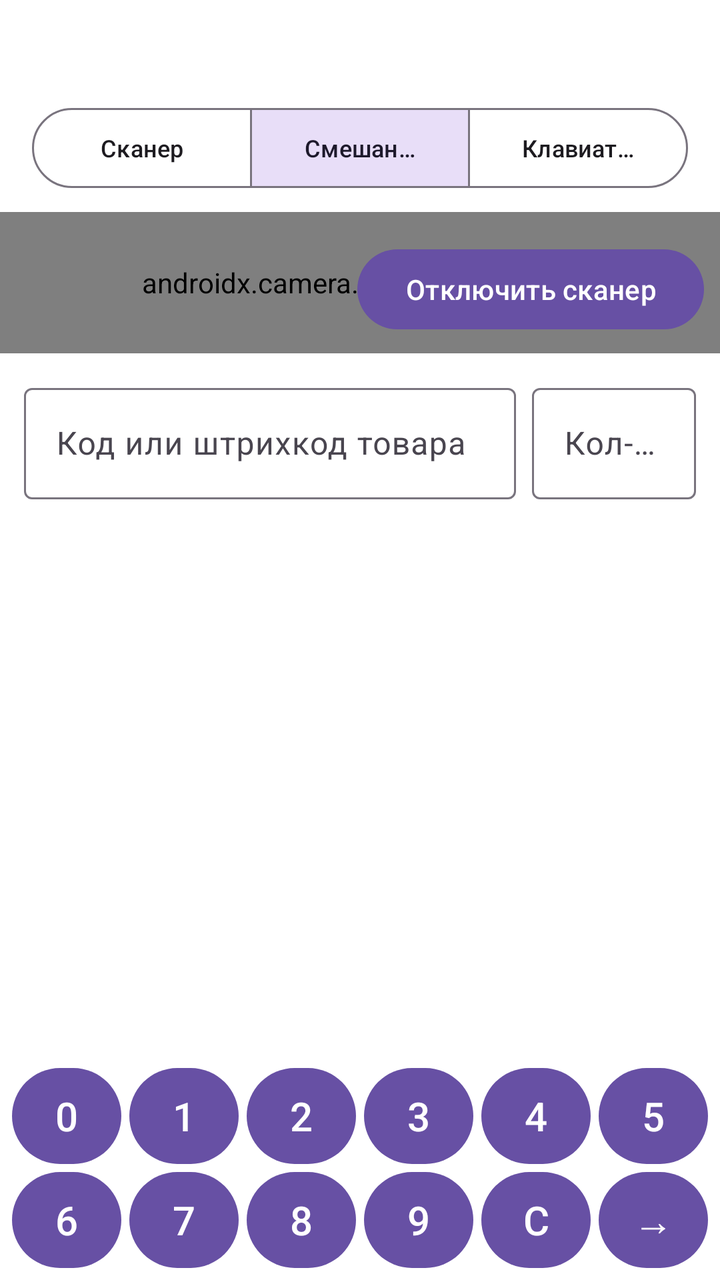
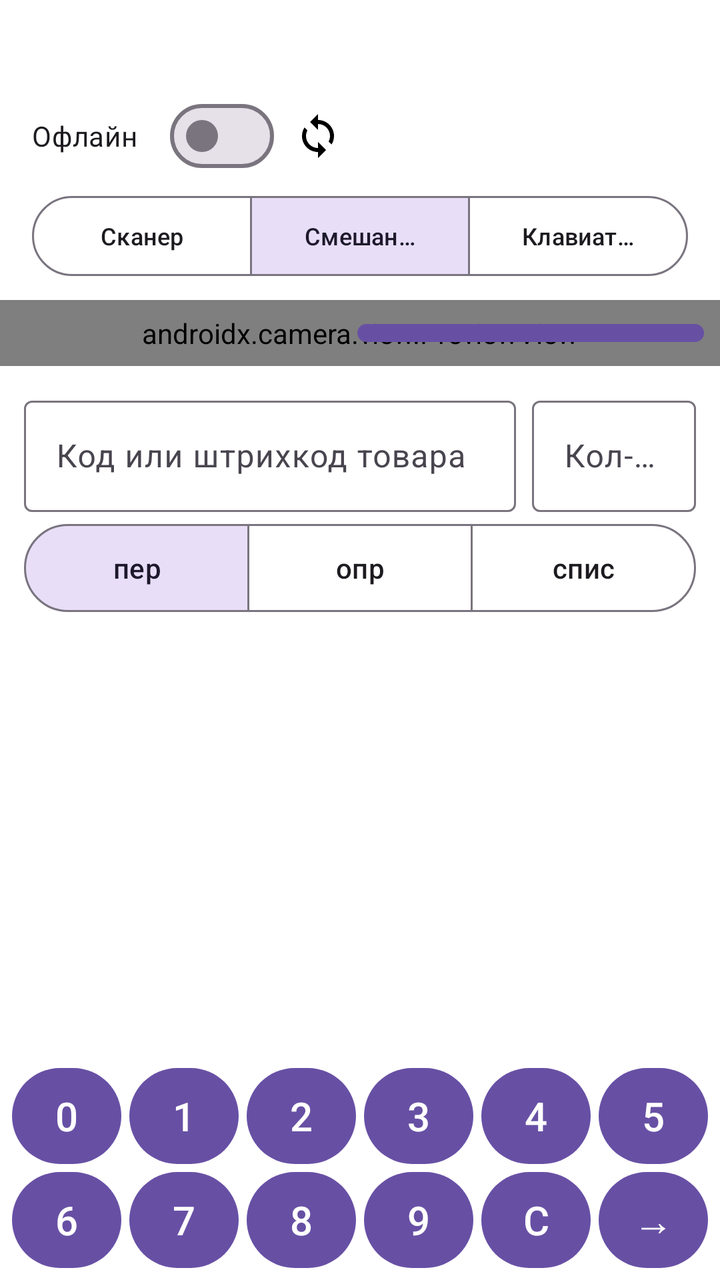

An Android layout rendered at two revisions. The XML below is the earlier revision; the diff shows what the commit changed to produce the second picture.
<!-- AndroidManifest.xml: application theme Theme.MSklad -->
<!-- res/layout/activity_main.xml -->
<?xml version="1.0" encoding="utf-8"?>
<LinearLayout xmlns:android="http://schemas.android.com/apk/res/android"
    xmlns:app="http://schemas.android.com/apk/res-auto"
    android:layout_width="match_parent"
    android:layout_height="match_parent"
    android:background="@color/bg_idle"
    android:orientation="vertical">

    <LinearLayout
        android:layout_width="match_parent"
        android:layout_height="wrap_content"
        android:gravity="center_vertical"
        android:orientation="horizontal"
        android:paddingHorizontal="16dp"
        android:paddingTop="8dp">

        <LinearLayout
            android:layout_width="0dp"
            android:layout_height="wrap_content"
            android:layout_weight="1"
            android:orientation="vertical">

            <TextView
                android:id="@+id/moveTitle"
                android:layout_width="match_parent"
                android:layout_height="wrap_content"
                android:textAppearance="?attr/textAppearanceTitleMedium" />

            <TextView
                android:id="@+id/moveRoute"
                android:layout_width="match_parent"
                android:layout_height="wrap_content"
                android:textAppearance="?attr/textAppearanceBodySmall" />
        </LinearLayout>

        <Button
            android:id="@+id/labelButton"
            android:layout_width="wrap_content"
            android:layout_height="wrap_content"
            android:text="@string/label_button"
            android:visibility="gone" />
    </LinearLayout>

    <com.google.android.material.button.MaterialButtonToggleGroup
        android:id="@+id/modeGroup"
        android:layout_width="match_parent"
        android:layout_height="wrap_content"
        android:layout_marginHorizontal="16dp"
        android:layout_marginTop="4dp"
        app:checkedButton="@+id/modeMixed"
        app:selectionRequired="true"
        app:singleSelection="true">

        <com.google.android.material.button.MaterialButton
            android:id="@+id/modeScanner"
            style="?attr/materialButtonOutlinedStyle"
            android:layout_width="0dp"
            android:layout_height="wrap_content"
            android:layout_weight="1"
            android:text="@string/mode_scanner"
            android:textSize="12sp" />

        <com.google.android.material.button.MaterialButton
            android:id="@+id/modeMixed"
            style="?attr/materialButtonOutlinedStyle"
            android:layout_width="0dp"
            android:layout_height="wrap_content"
            android:layout_weight="1"
            android:text="@string/mode_mixed"
            android:textSize="12sp" />

        <com.google.android.material.button.MaterialButton
            android:id="@+id/modeKeyboard"
            style="?attr/materialButtonOutlinedStyle"
            android:layout_width="0dp"
            android:layout_height="wrap_content"
            android:layout_weight="1"
            android:text="@string/mode_keyboard"
            android:textSize="12sp" />
    </com.google.android.material.button.MaterialButtonToggleGroup>

    <FrameLayout
        android:id="@+id/cameraFrame"
        android:layout_width="match_parent"
        android:layout_height="0dp"
        android:layout_marginTop="8dp"
        android:layout_weight="2.8"
        android:background="@color/black">

        <androidx.camera.view.PreviewView
            android:id="@+id/previewView"
            android:layout_width="match_parent"
            android:layout_height="match_parent" />

        <TextView
            android:id="@+id/scannerOffLabel"
            android:layout_width="wrap_content"
            android:layout_height="wrap_content"
            android:layout_gravity="center"
            android:text="@string/scanner_is_off"
            android:textColor="@color/white"
            android:visibility="gone" />

        <Button
            android:id="@+id/scannerToggle"
            android:layout_width="wrap_content"
            android:layout_height="wrap_content"
            android:layout_gravity="bottom|end"
            android:layout_margin="8dp"
            android:text="@string/scanner_off" />
    </FrameLayout>

    <LinearLayout
        android:id="@+id/inputBlock"
        android:layout_width="match_parent"
        android:layout_height="wrap_content"
        android:orientation="vertical"
        android:padding="12dp">

        <LinearLayout
            android:layout_width="match_parent"
            android:layout_height="wrap_content"
            android:orientation="horizontal">

            <com.google.android.material.textfield.TextInputLayout
                android:layout_width="0dp"
                android:layout_height="wrap_content"
                android:layout_marginEnd="8dp"
                android:layout_weight="3"
                android:hint="@string/code_hint">

                <com.google.android.material.textfield.TextInputEditText
                    android:id="@+id/codeEdit"
                    android:layout_width="match_parent"
                    android:layout_height="wrap_content"
                    android:imeOptions="actionSend"
                    android:inputType="number"
                    android:singleLine="true" />
            </com.google.android.material.textfield.TextInputLayout>

            <com.google.android.material.textfield.TextInputLayout
                android:layout_width="0dp"
                android:layout_height="wrap_content"
                android:layout_weight="1"
                android:hint="@string/quantity_hint">

                <com.google.android.material.textfield.TextInputEditText
                    android:id="@+id/quantityEdit"
                    android:layout_width="match_parent"
                    android:layout_height="wrap_content"
                    android:inputType="numberDecimal"
                    android:singleLine="true" />
            </com.google.android.material.textfield.TextInputLayout>
        </LinearLayout>
    </LinearLayout>

    <LinearLayout
        android:id="@+id/resultZone"
        android:layout_width="match_parent"
        android:layout_height="0dp"
        android:layout_weight="4.2"
        android:gravity="center"
        android:orientation="vertical"
        android:padding="16dp">

        <ProgressBar
            android:id="@+id/progress"
            style="?android:attr/progressBarStyleHorizontal"
            android:layout_width="match_parent"
            android:layout_height="wrap_content"
            android:indeterminate="true"
            android:visibility="gone" />

        <TextView
            android:id="@+id/resultProduct"
            android:layout_width="match_parent"
            android:layout_height="wrap_content"
            android:layout_marginBottom="8dp"
            android:gravity="center"
            android:textColor="@color/text_secondary"
            android:textSize="14sp"
            android:visibility="gone" />

        <LinearLayout
            android:layout_width="match_parent"
            android:layout_height="wrap_content"
            android:gravity="center_vertical"
            android:orientation="horizontal">

            <TextView
                android:id="@+id/resultLine"
                android:layout_width="0dp"
                android:layout_height="wrap_content"
                android:layout_weight="1"
                android:gravity="center"
                android:textColor="@color/text_primary"
                android:textSize="32sp"
                android:textStyle="bold"
                android:visibility="gone" />

            <Button
                android:id="@+id/undoButton"
                android:layout_width="wrap_content"
                android:layout_height="wrap_content"
                android:contentDescription="@string/undo_description"
                android:minWidth="48dp"
                android:text="@string/undo"
                android:textColor="@color/error_red"
                android:textSize="20sp"
                android:visibility="gone" />
        </LinearLayout>

        <TextView
            android:id="@+id/resultMessage"
            android:layout_width="match_parent"
            android:layout_height="wrap_content"
            android:gravity="center"
            android:textColor="@color/text_primary"
            android:textSize="20sp" />
    </LinearLayout>

    <ScrollView
        android:id="@+id/recentScroll"
        android:layout_width="match_parent"
        android:layout_height="160dp"
        android:layout_marginBottom="4dp"
        android:paddingHorizontal="12dp"
        android:scrollbars="vertical">

        <LinearLayout
            android:id="@+id/recentList"
            android:layout_width="match_parent"
            android:layout_height="wrap_content"
            android:orientation="vertical" />
    </ScrollView>

    <LinearLayout
        android:id="@+id/keypad"
        android:layout_width="match_parent"
        android:layout_height="wrap_content"
        android:orientation="vertical"
        android:paddingHorizontal="4dp"
        android:paddingBottom="4dp">

    <LinearLayout
        android:layout_width="match_parent"
        android:layout_height="wrap_content"
        android:orientation="horizontal">

        <Button
            style="@style/KeypadKey"
            android:layout_width="0dp"
            android:layout_weight="1"
            android:text="0" />
        <Button
            style="@style/KeypadKey"
            android:layout_width="0dp"
            android:layout_weight="1"
            android:text="1" />
        <Button
            style="@style/KeypadKey"
            android:layout_width="0dp"
            android:layout_weight="1"
            android:text="2" />
        <Button
            style="@style/KeypadKey"
            android:layout_width="0dp"
            android:layout_weight="1"
            android:text="3" />
        <Button
            style="@style/KeypadKey"
            android:layout_width="0dp"
            android:layout_weight="1"
            android:text="4" />
        <Button
            style="@style/KeypadKey"
            android:layout_width="0dp"
            android:layout_weight="1"
            android:text="5" />
    </LinearLayout>
    <LinearLayout
        android:layout_width="match_parent"
        android:layout_height="wrap_content"
        android:orientation="horizontal">

        <Button
            style="@style/KeypadKey"
            android:layout_width="0dp"
            android:layout_weight="1"
            android:text="6" />
        <Button
            style="@style/KeypadKey"
            android:layout_width="0dp"
            android:layout_weight="1"
            android:text="7" />
        <Button
            style="@style/KeypadKey"
            android:layout_width="0dp"
            android:layout_weight="1"
            android:text="8" />
        <Button
            style="@style/KeypadKey"
            android:layout_width="0dp"
            android:layout_weight="1"
            android:text="9" />
        <Button
            style="@style/KeypadKey"
            android:layout_width="0dp"
            android:layout_weight="1"
            android:tag="clear"
            android:contentDescription="@string/clear_description"
            android:text="C" />
        <Button
            android:id="@+id/keypadEnter"
            style="@style/KeypadKey"
            android:layout_width="0dp"
            android:layout_weight="1"
            android:tag="enter"
            android:contentDescription="@string/send"
            android:text="→" />
    </LinearLayout>
    </LinearLayout>

    <LinearLayout
        android:id="@+id/keypadLarge"
        android:layout_width="match_parent"
        android:layout_height="0dp"
        android:layout_weight="5"
        android:orientation="vertical"
        android:paddingHorizontal="4dp"
        android:paddingBottom="4dp"
        android:visibility="gone">

    <LinearLayout
        android:layout_width="match_parent"
        android:layout_height="0dp"
        android:layout_weight="1"
        android:orientation="horizontal">

        <Button
            style="@style/KeypadKeyLarge"
            android:layout_width="0dp"
            android:layout_weight="1"
            android:text="1" />
        <Button
            style="@style/KeypadKeyLarge"
            android:layout_width="0dp"
            android:layout_weight="1"
            android:text="2" />
        <Button
            style="@style/KeypadKeyLarge"
            android:layout_width="0dp"
            android:layout_weight="1"
            android:text="3" />
    </LinearLayout>
    <LinearLayout
        android:layout_width="match_parent"
        android:layout_height="0dp"
        android:layout_weight="1"
        android:orientation="horizontal">

        <Button
            style="@style/KeypadKeyLarge"
            android:layout_width="0dp"
            android:layout_weight="1"
            android:text="4" />
        <Button
            style="@style/KeypadKeyLarge"
            android:layout_width="0dp"
            android:layout_weight="1"
            android:text="5" />
        <Button
            style="@style/KeypadKeyLarge"
            android:layout_width="0dp"
            android:layout_weight="1"
            android:text="6" />
    </LinearLayout>
    <LinearLayout
        android:layout_width="match_parent"
        android:layout_height="0dp"
        android:layout_weight="1"
        android:orientation="horizontal">

        <Button
            style="@style/KeypadKeyLarge"
            android:layout_width="0dp"
            android:layout_weight="1"
            android:text="7" />
        <Button
            style="@style/KeypadKeyLarge"
            android:layout_width="0dp"
            android:layout_weight="1"
            android:text="8" />
        <Button
            style="@style/KeypadKeyLarge"
            android:layout_width="0dp"
            android:layout_weight="1"
            android:text="9" />
    </LinearLayout>
    <LinearLayout
        android:layout_width="match_parent"
        android:layout_height="0dp"
        android:layout_weight="1"
        android:orientation="horizontal">

        <Button
            style="@style/KeypadKeyLarge"
            android:layout_width="0dp"
            android:layout_weight="1"
            android:tag="clear"
            android:contentDescription="@string/clear_description"
            android:text="C" />
        <Button
            style="@style/KeypadKeyLarge"
            android:layout_width="0dp"
            android:layout_weight="1"
            android:text="0" />
        <Button
            android:id="@+id/keypadLargeEnter"
            style="@style/KeypadKeyLarge"
            android:layout_width="0dp"
            android:layout_weight="1"
            android:tag="enter"
            android:contentDescription="@string/send"
            android:text="→" />
    </LinearLayout>
    </LinearLayout>
</LinearLayout>
<!-- resources referenced by this layout -->
<resources>
  <color name="bg_idle">#FFFFFFFF</color>
  <color name="black">#FF000000</color>
  <color name="error_red">#C62828</color>
  <color name="text_primary">#FF212121</color>
  <color name="text_secondary">#FF424242</color>
  <color name="white">#FFFFFFFF</color>
  <string name="clear_description">Очистить поле</string>
  <string name="code_hint">Код или штрихкод товара</string>
  <string name="label_button">ЭТИК</string>
  <string name="mode_keyboard">Клавиатура</string>
  <string name="mode_mixed">Смешанный</string>
  <string name="mode_scanner">Сканер</string>
  <string name="quantity_hint">Кол-во</string>
  <string name="scanner_is_off">Сканер выключен</string>
  <string name="scanner_off">Отключить сканер</string>
  <string name="send">Отправить</string>
  <string name="undo">✕</string>
  <string name="undo_description">Отменить последнюю операцию</string>
  <style name="KeypadKey" parent="Widget.Material3.Button">
          <item name="android:layout_height">48dp</item>
          <item name="android:layout_margin">2dp</item>
          <item name="android:minWidth">0dp</item>
          <item name="android:minHeight">0dp</item>
          <item name="android:insetTop">0dp</item>
          <item name="android:insetBottom">0dp</item>
          <item name="android:padding">0dp</item>
          <item name="android:textSize">20sp</item>
      </style>
  <style name="KeypadKeyLarge" parent="Widget.Material3.Button">
          <item name="android:layout_height">match_parent</item>
          <item name="android:layout_margin">3dp</item>
          <item name="android:minWidth">0dp</item>
          <item name="android:minHeight">0dp</item>
          <item name="android:insetTop">0dp</item>
          <item name="android:insetBottom">0dp</item>
          <item name="android:padding">0dp</item>
          <item name="android:textSize">30sp</item>
      </style>
  <style name="Theme.MSklad" parent="Theme.Material3.Light.NoActionBar" />
</resources>

<!-- the commit's change to res/layout/activity_main.xml (unified diff, before → after) -->
@@ -39,6 +39,40 @@
             android:layout_height="wrap_content"
             android:text="@string/label_button"
             android:visibility="gone" />
+    </LinearLayout>
+
+    <LinearLayout
+        android:layout_width="match_parent"
+        android:layout_height="wrap_content"
+        android:gravity="center_vertical"
+        android:orientation="horizontal"
+        android:paddingHorizontal="16dp">
+
+        <com.google.android.material.materialswitch.MaterialSwitch
+            android:id="@+id/offlineSwitch"
+            android:layout_width="wrap_content"
+            android:layout_height="wrap_content"
+            android:minHeight="40dp"
+            android:text="@string/offline_mode"
+            android:textSize="14sp" />
+
+        <TextView
+            android:id="@+id/pendingLabel"
+            android:layout_width="0dp"
+            android:layout_height="wrap_content"
+            android:layout_marginStart="8dp"
+            android:layout_weight="1"
+            android:textColor="@color/error_red"
+            android:textSize="12sp"
+            android:visibility="gone" />
+
+        <ImageButton
+            android:id="@+id/syncButton"
+            android:layout_width="44dp"
+            android:layout_height="44dp"
+            android:background="?attr/selectableItemBackgroundBorderless"
+            android:contentDescription="@string/sync_description"
+            android:src="@drawable/ic_sync" />
     </LinearLayout>
 
     <com.google.android.material.button.MaterialButtonToggleGroup
@@ -152,6 +186,49 @@
                     android:singleLine="true" />
             </com.google.android.material.textfield.TextInputLayout>
         </LinearLayout>
+
+        <com.google.android.material.button.MaterialButtonToggleGroup
+            android:id="@+id/docGroup"
+            android:layout_width="match_parent"
+            android:layout_height="wrap_content"
+            android:layout_marginTop="6dp"
+            app:checkedButton="@+id/docMove"
+            app:selectionRequired="true"
+            app:singleSelection="true">
+
+            <com.google.android.material.button.MaterialButton
+                android:id="@+id/docMove"
+                style="?attr/materialButtonOutlinedStyle"
+                android:layout_width="0dp"
+                android:layout_height="44dp"
+                android:layout_weight="1"
+                android:insetTop="0dp"
+                android:insetBottom="0dp"
+                android:text="@string/doc_move"
+                android:textSize="14sp" />
+
+            <com.google.android.material.button.MaterialButton
+                android:id="@+id/docSupply"
+                style="?attr/materialButtonOutlinedStyle"
+                android:layout_width="0dp"
+                android:layout_height="44dp"
+                android:layout_weight="1"
+                android:insetTop="0dp"
+                android:insetBottom="0dp"
+                android:text="@string/doc_supply"
+                android:textSize="14sp" />
+
+            <com.google.android.material.button.MaterialButton
+                android:id="@+id/docLoss"
+                style="?attr/materialButtonOutlinedStyle"
+                android:layout_width="0dp"
+                android:layout_height="44dp"
+                android:layout_weight="1"
+                android:insetTop="0dp"
+                android:insetBottom="0dp"
+                android:text="@string/doc_loss"
+                android:textSize="14sp" />
+        </com.google.android.material.button.MaterialButtonToggleGroup>
     </LinearLayout>
 
     <LinearLayout
<!-- resource entries referenced after the edit -->
@@ -6,16 +6,31 @@
   <color name="text_primary">#FF212121</color>
   <color name="text_secondary">#FF424242</color>
   <color name="white">#FFFFFFFF</color>
+  <!-- drawable ic_sync (drawable) -->
+  <vector xmlns:android="http://schemas.android.com/apk/res/android"
+      android:width="24dp"
+      android:height="24dp"
+      android:viewportWidth="24"
+      android:viewportHeight="24">
+      <path
+          android:fillColor="#FF000000"
+          android:pathData="M12,4V1L8,5l4,4V6c3.31,0 6,2.69 6,6 0,1.01 -0.25,1.97 -0.7,2.8l1.46,1.46C19.54,15.03 20,13.57 20,12c0,-4.42 -3.58,-8 -8,-8zM12,18c-3.31,0 -6,-2.69 -6,-6 0,-1.01 0.25,-1.97 0.7,-2.8L5.24,7.74C4.46,8.97 4,10.43 4,12c0,4.42 3.58,8 8,8v3l4,-4 -4,-4v3z" />
+  </vector>
   <string name="clear_description">Очистить поле</string>
   <string name="code_hint">Код или штрихкод товара</string>
+  <string name="doc_loss">спис</string>
+  <string name="doc_move">пер</string>
+  <string name="doc_supply">опр</string>
   <string name="label_button">ЭТИК</string>
   <string name="mode_keyboard">Клавиатура</string>
   <string name="mode_mixed">Смешанный</string>
   <string name="mode_scanner">Сканер</string>
+  <string name="offline_mode">Офлайн</string>
   <string name="quantity_hint">Кол-во</string>
   <string name="scanner_is_off">Сканер выключен</string>
   <string name="scanner_off">Отключить сканер</string>
   <string name="send">Отправить</string>
+  <string name="sync_description">Синхронизировать</string>
   <string name="undo">✕</string>
   <string name="undo_description">Отменить последнюю операцию</string>
   <style name="KeypadKey" parent="Widget.Material3.Button">
